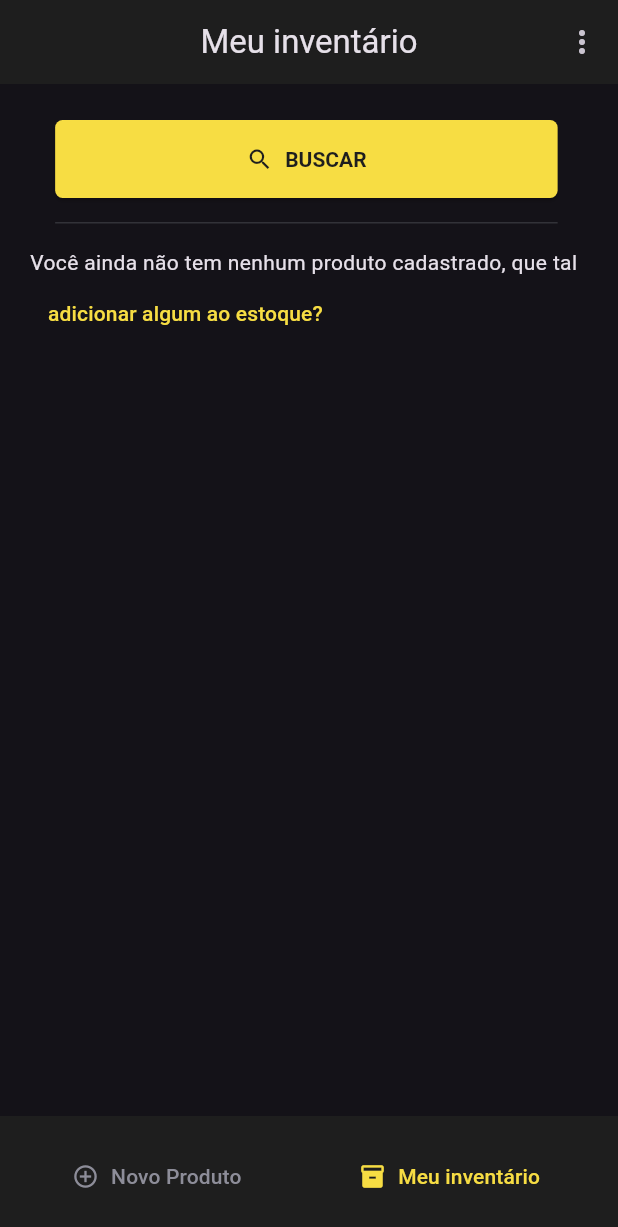
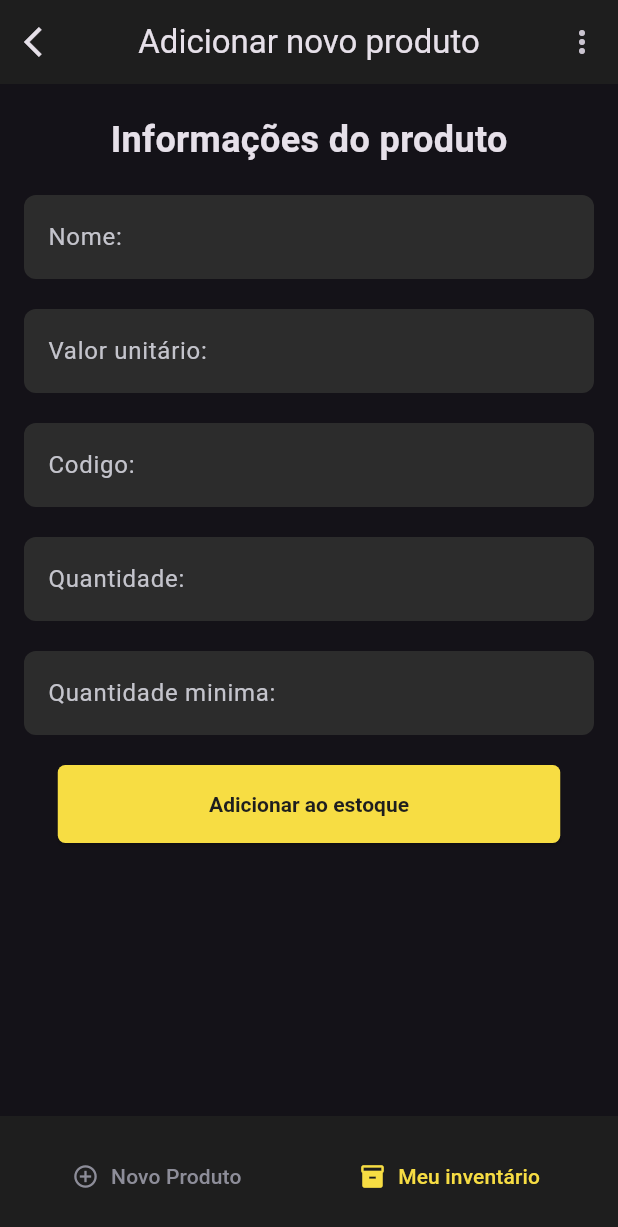
Before and after one commit to LetAlves/InvenManager, a Flutter app: the screen it shows after launch, on a phone screen of 412 x 824 dp. Shown: the top 1227 px of the screen. Run offline on Flutter 3.47's test engine with Material 3 defaults, Android fonts, the light colour scheme and no system bars.

Commit message:
Teala para adicionar novos produtos

```diff
--- a/app/lib/main.dart
+++ b/app/lib/main.dart
@@ -1,5 +1,5 @@
 import 'package:flutter/material.dart';
-import 'package:invenmanager/screens/homepage.dart';
+import 'package:invenmanager/screens/Addnewproduct.dart';
 
 void main() {
   runApp(const Invenmanager());
@@ -14,7 +14,7 @@ class Invenmanager extends StatelessWidget {
       title: 'InvenManager',
       debugShowCheckedModeBanner: false,
       theme: ThemeData.dark(),
-      home: const Homepage(),
+      home: const Addnewproduct(),
     );
   }
 }
--- /dev/null
+++ b/app/lib/screens/addnewproduct.dart
@@ -0,0 +1,174 @@
+import 'package:flutter/material.dart';
+
+class Addnewproduct extends StatelessWidget {
+  const Addnewproduct({Key? key}) : super(key: key);
+
+  @override
+  Widget build(BuildContext context) {
+    return Scaffold(
+      appBar: AppBar(
+        title: const Text('Adicionar novo produto'),
+        centerTitle: true,
+        backgroundColor: const Color(0xFF1E1E1E),
+        actions: <Widget>[
+          IconButton(
+            icon: const Icon(Icons.more_vert),
+            tooltip: 'Configurações',
+            onPressed: () {},
+          )
+        ],
+        leading: IconButton(
+          onPressed: () {},
+          icon: const Icon(Icons.arrow_back_ios),
+          tooltip: 'voltar',
+        ),
+      ),
+      body: Padding(
+        padding: const EdgeInsets.symmetric(horizontal: 16.0),
+        child: Column(
+          mainAxisSize: MainAxisSize.min,
+          children: <Widget>[
+            const Padding(
+              padding: EdgeInsets.only(top: 20.0),
+              child: Text(
+                'Informações do produto',
+                style: TextStyle(
+                  fontSize: 24,
+                  fontWeight: FontWeight.bold,
+                ),
+              ),
+            ),
+            const SizedBox(height: 20),
+            TextFormField(
+              decoration: const InputDecoration(
+                labelText: 'Nome:',
+                labelStyle: TextStyle(color: Color(0xFFC4C4CC)),
+                filled: true,
+                fillColor: Color(0xFF2C2C2C),
+                hintText: 'Produto',
+                hintStyle: TextStyle(color: Colors.grey),
+                border: OutlineInputBorder(
+                  borderRadius: BorderRadius.all(Radius.circular(8.0)),
+                  borderSide: BorderSide.none,
+                ),
+              ),
+            ),
+            const SizedBox(height: 20),
+            TextFormField(
+              decoration: const InputDecoration(
+                labelText: 'Valor unitário:',
+                labelStyle: TextStyle(color: Color(0xFFC4C4CC)),
+                filled: true,
+                fillColor: Color(0xFF2C2C2C),
+                hintText: 'R\$ 100,00',
+                hintStyle: TextStyle(color: Colors.grey),
+                border: OutlineInputBorder(
+                  borderRadius: BorderRadius.all(Radius.circular(8.0)),
+                  borderSide: BorderSide.none,
+                ),
+              ),
+            ),
+            const SizedBox(height: 20),
+            TextFormField(
+              decoration: const InputDecoration(
+                labelText: 'Codigo:',
+                labelStyle: TextStyle(color: Color(0xFFC4C4CC)),
+                filled: true,
+                fillColor: Color(0xFF2C2C2C),
+                hintText: '0000001',
+                hintStyle: TextStyle(color: Colors.grey),
+                border: OutlineInputBorder(
+                  borderRadius: BorderRadius.all(Radius.circular(8.0)),
+                  borderSide: BorderSide.none,
+                ),
+              ),
+            ),
+            const SizedBox(height: 20),
+            TextFormField(
+              decoration: const InputDecoration(
+                labelText: 'Quantidade:',
+                labelStyle: TextStyle(color: Color(0xFFC4C4CC)),
+                filled: true,
+                fillColor: Color(0xFF2C2C2C),
+                hintText: 'Ex. 10',
+                hintStyle: TextStyle(color: Colors.grey),
+                border: OutlineInputBorder(
+                  borderRadius: BorderRadius.all(Radius.circular(8.0)),
+                  borderSide: BorderSide.none,
+                ),
+              ),
+            ),
+            const SizedBox(height: 20),
+            TextFormField(
+              decoration: const InputDecoration(
+                labelText: 'Quantidade minima:',
+                labelStyle: TextStyle(color: Color(0xFFC4C4CC)),
+                filled: true,
+                fillColor: Color(0xFF2C2C2C),
+                hintText: 'Ex. 10',
+                hintStyle: TextStyle(color: Colors.grey),
+                border: OutlineInputBorder(
+                  borderRadius: BorderRadius.all(Radius.circular(8.0)),
+                  borderSide: BorderSide.none,
+                ),
+              ),
+            ),
+            const SizedBox(height: 20),
+            ElevatedButton.icon(
+            onPressed: (){},
+            label: const Text(
+              'Adicionar ao estoque',
+              style: TextStyle(color: Color(0xFF1E1E1E)),
+            ),
+            style: ElevatedButton.styleFrom(
+               textStyle: const TextStyle(
+                      fontSize: 14,
+                      fontWeight: FontWeight.bold,
+            ),
+            backgroundColor: const Color(0xFFF7DD43),
+                    minimumSize: const Size(335, 52),
+                    padding: const EdgeInsets.symmetric(
+                        horizontal: 20, vertical: 10),
+                    shape: RoundedRectangleBorder(
+                      borderRadius: BorderRadius.circular(5),
+                    ),
+            ))
+          ],
+        ),
+      ),
+      bottomNavigationBar: BottomAppBar(
+        color: const Color(0xFF1E1E1E),
+        child: Padding(
+          padding: const EdgeInsets.symmetric(vertical: 10.0, horizontal: 20.0),
+          child: Row(
+            mainAxisAlignment: MainAxisAlignment.spaceBetween,
+            children: [
+              TextButton.icon(
+                onPressed: () {},
+                label: const Text(
+                  'Novo Produto',
+                  style: TextStyle(color: Color(0xFF8D8D99)),
+                ),
+                icon: const Icon(
+                  Icons.add_circle_outline,
+                  color: Color(0xFF8D8D99),
+                ),
+              ),
+              TextButton.icon(
+                onPressed: () {},
+                label: const Text(
+                  'Meu inventário',
+                  style: TextStyle(color: Color(0xFFF7DD43)),
+                ),
+                icon: const Icon(
+                  Icons.inventory,
+                  color: Color(0xFFF7DD43),
+                ),
+              ),
+            ],
+          ),
+        ),
+      ),
+    );
+  }
+}
```
